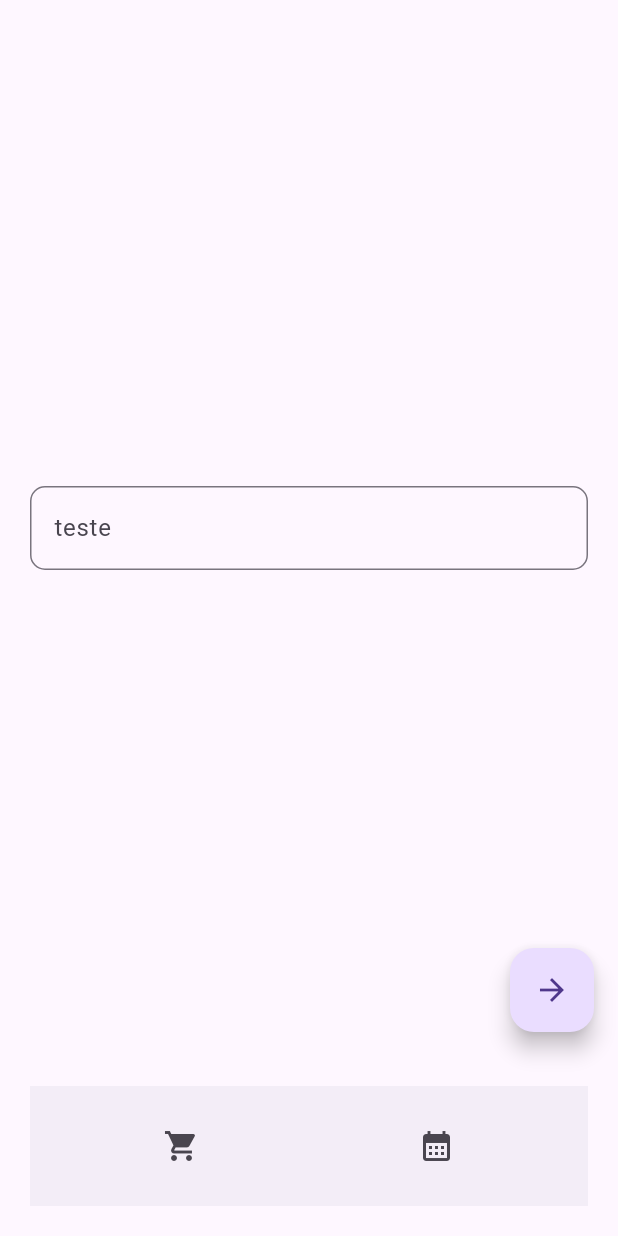
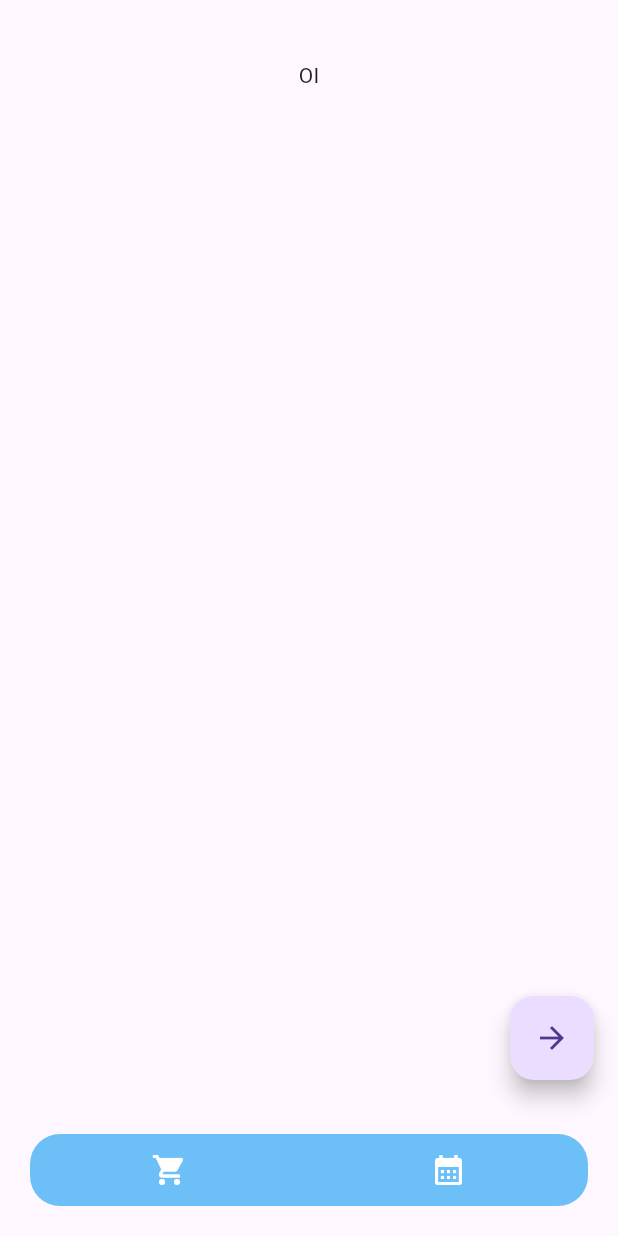
Before and after one commit to kauanBestel/flutter-equipment-booking, a Flutter app: the screen it shows after launch, after a tap on the "shopping cart" icon, on a phone screen of 412 x 824 dp. Run offline on Flutter 3.47's test engine with Material 3 defaults, Android fonts, the light colour scheme and no system bars; our stand-ins replace cloud_firestore, firebase_auth, firebase_core, flutter_dotenv, table_calendar; missing offline and left inert: steps_indicator; accounts and stored records are empty; network calls fail.

Commit message:
developing the components of the product page

```diff
--- a/lib/main.dart
+++ b/lib/main.dart
@@ -1,5 +1,6 @@
 import 'package:equipment_boking/presentation/firebaseAuth/firebase_options.dart';
 import 'package:equipment_boking/presentation/screens/pages/calendar_page.dart';
+import 'package:equipment_boking/presentation/screens/pages/products_page.dart';
 import 'package:flutter/foundation.dart';
 import 'package:flutter_dotenv/flutter_dotenv.dart';
 import 'package:equipment_boking/presentation/screens/pages/register_page.dart';
@@ -36,7 +37,7 @@ class MyApp extends StatelessWidget {
         colorScheme: ColorScheme.fromSeed(seedColor: Colors.deepPurple),
         useMaterial3: true,
       ),
-      home: const CalendarPage(),
+      home: const ProductsPage(),
     );
   }
 }
--- a/lib/presentation/screens/pages/products_page.dart
+++ b/lib/presentation/screens/pages/products_page.dart
@@ -1,5 +1,6 @@
 import 'package:equipment_boking/presentation/screens/pages/login_page.dart';
 import 'package:equipment_boking/presentation/widgets/custom_botomappbar.dart';
+import 'package:equipment_boking/presentation/widgets/custom_product_selection.dart';
 import 'package:equipment_boking/presentation/widgets/custom_textformfield.dart';
 import 'package:flutter/material.dart';
 
@@ -13,11 +14,9 @@ class ProductsPage extends StatelessWidget {
         body: Center(
           child: Padding(
             padding: EdgeInsets.all(20.0),
-            child: ListView(
-              shrinkWrap: true,
-              children: [
-                CustomTextFormField(label: 'teste'),
-              ],
+            child: CustomProduct(
+              onPress: () {},
+              label: "OI",
             ),
           ),
         ),
--- a/lib/presentation/widgets/custom_botomappbar.dart
+++ b/lib/presentation/widgets/custom_botomappbar.dart
@@ -6,7 +6,7 @@ import 'package:flutter/material.dart';
 class CustomBottomAppBar extends StatelessWidget {
   const CustomBottomAppBar({
     super.key,
-    this.buttonColor = const Color(0xFF075187),
+    this.buttonColor = const Color(0xFF6DC0F7),
   });
 
   final Color buttonColor;
@@ -14,17 +14,20 @@ class CustomBottomAppBar extends StatelessWidget {
   @override
   Widget build(BuildContext context) {
     return Container(
+      width: double.infinity,
       margin: const EdgeInsets.all(20.0),
       decoration: BoxDecoration(
-        borderRadius: BorderRadius.circular(20),
+        borderRadius: BorderRadius.circular(20.0),
         color: buttonColor,
       ),
-      child: BottomAppBar(
       child: Row(
         mainAxisAlignment: MainAxisAlignment.spaceAround,
         children: [
           IconButton(
-              icon: const Icon(Icons.shopping_cart),
+            icon: const Icon(
+              Icons.shopping_cart,
+              color: Colors.white,
+            ),
             onPressed: () {
               Navigator.push(
                 context,
@@ -35,19 +38,21 @@ class CustomBottomAppBar extends StatelessWidget {
             },
           ),
           IconButton(
-              icon: const Icon(Icons.calendar_month),
+            icon: const Icon(
+              Icons.calendar_month,
+              color: Colors.white,
+            ),
             onPressed: () {
               Navigator.push(
                 context,
                 MaterialPageRoute(
-                    builder: (context) => const RegisterPage(),
+                  builder: (context) => const CalendarPage(),
                 ),
               );
             },
           ),
         ],
       ),
-      ),
     );
   }
 }
--- a/lib/presentation/widgets/custom_button.dart
+++ b/lib/presentation/widgets/custom_button.dart
@@ -5,7 +5,7 @@ class CustomButton extends StatelessWidget {
     super.key,
     required this.label,
     required this.onPress,
-    this.buttonColor = const Color(0xFF075187),
+    this.buttonColor = const Color(0xFF6DC0F7),
     this.textColor = const Color.fromARGB(255, 255, 255, 255),
   });
 
--- a/lib/presentation/widgets/custom_product_selection.dart
+++ b/lib/presentation/widgets/custom_product_selection.dart
@@ -1,9 +1,10 @@
 import 'package:flutter/material.dart';
 
 class CustomProduct extends StatefulWidget {
-  const CustomProduct({super.key, required this.onPress});
+  const CustomProduct({super.key, required this.onPress, required this.label});
 
   final void Function() onPress;
+  final String label;
 
   @override
   State<CustomProduct> createState() => _CustomProductState();
@@ -12,12 +13,23 @@ class CustomProduct extends StatefulWidget {
 class _CustomProductState extends State<CustomProduct> {
   @override
   Widget build(BuildContext context) {
-    return GestureDetector(
-        onTap: widget.onPress,
-        child: Container(
+    return Column(
+
+
+      children: [
+        GestureDetector(
+          onTap: widget.onPress,
+          child: Container(
             padding: const EdgeInsets.symmetric(horizontal: 50, vertical: 20),
             decoration: BoxDecoration(
               borderRadius: BorderRadius.circular(25),
-            )));
+            ),
+            child: Text(
+              widget.label,
+            ),
+          ),
+        ),
+      ],
+    );
   }
 }
```
Also changed, not shown: lib/presentation/screens/pages/calendar_page.dart (+6 -1 lines). Lines whose indentation alone changed are shown as unchanged.
